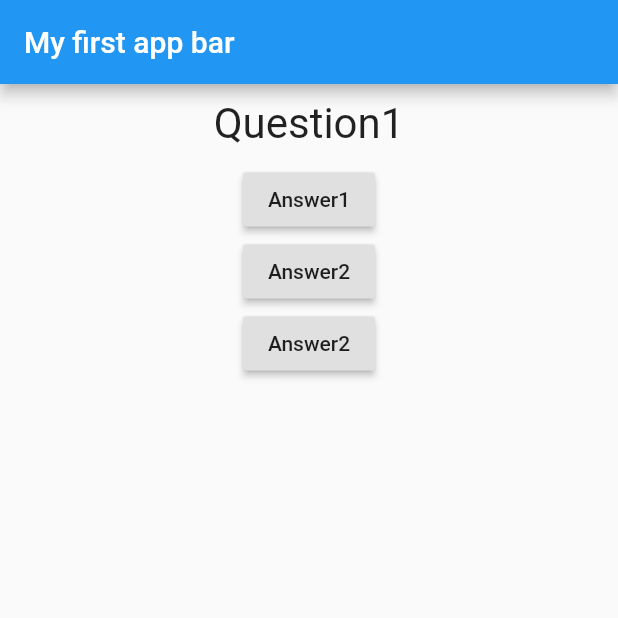
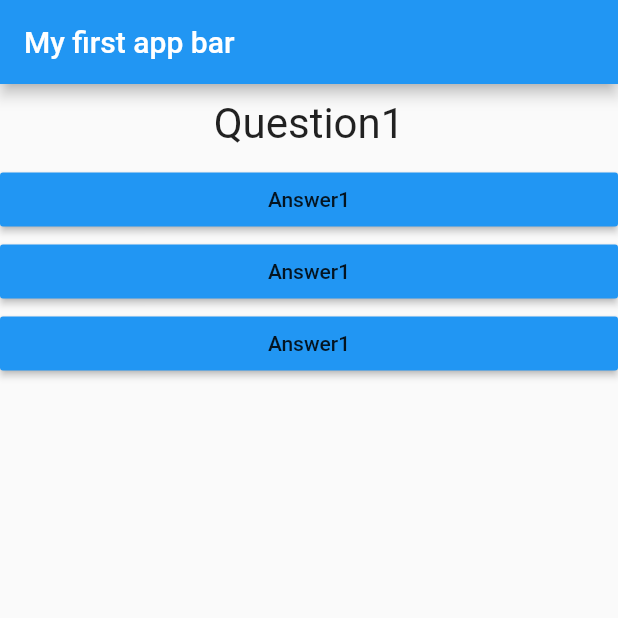
Before and after one commit to dhairya-lakhera/my-flutter-app1, a Flutter app: the screen it shows after launch, on a phone screen of 412 x 824 dp, the top half of it. Run offline on Flutter 3.47's test engine with Material 2 defaults, Android fonts, the phone set to English and light mode, and no system bars.

```diff
--- /dev/null
+++ b/lib/answer.dart
@@ -0,0 +1,19 @@
+import 'package:flutter/material.dart';
+
+class Answer extends StatelessWidget {
+  final VoidCallback selectHandler;
+
+  Answer(this.selectHandler);
+
+  @override
+  Widget build(BuildContext context) {
+    return Container(
+      width: double.infinity,
+      child: RaisedButton(
+        color: Colors.blue,
+        child: Text('Answer1'),
+        onPressed: selectHandler,
+      ),
+    );
+  }
+}
--- a/lib/main.dart
+++ b/lib/main.dart
@@ -1,6 +1,7 @@
 import 'package:flutter/material.dart';
 
 import './question.dart';
+import './answer.dart';
 
 void main() {
   runApp(MyApp());
@@ -34,18 +35,9 @@ class MyAppState extends State<MyApp> {
       ),
       body: Column(children: [
         Question(questions[questionIndex]),
-        RaisedButton(
-          child: Text('Answer1'),
-          onPressed: answerQuestion,
-        ),
-        RaisedButton(
-          child: Text('Answer2'),
-          onPressed: () => print('Answer 2 choosen'),
-        ),
-        RaisedButton(
-          child: Text('Answer2'),
-          onPressed: () => print('Answer 3 choosen'),
-        ),
+        Answer(answerQuestion),
+        Answer(answerQuestion),
+        Answer(answerQuestion),
       ]),
     ));
   }
```
